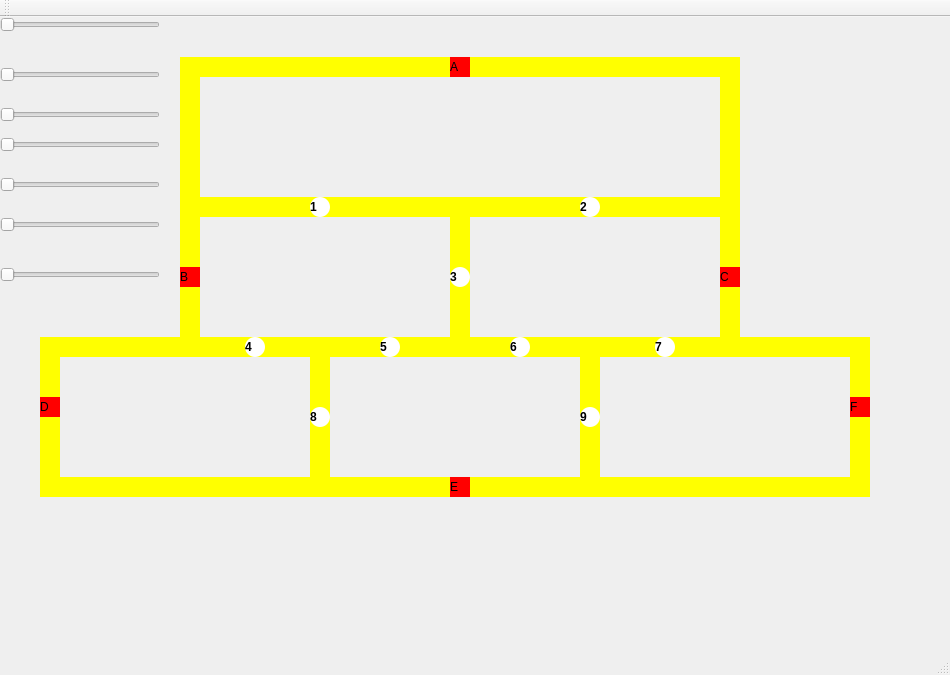
helena-varela/projeto-trem, file mainwindow.ui: the form before one commit.
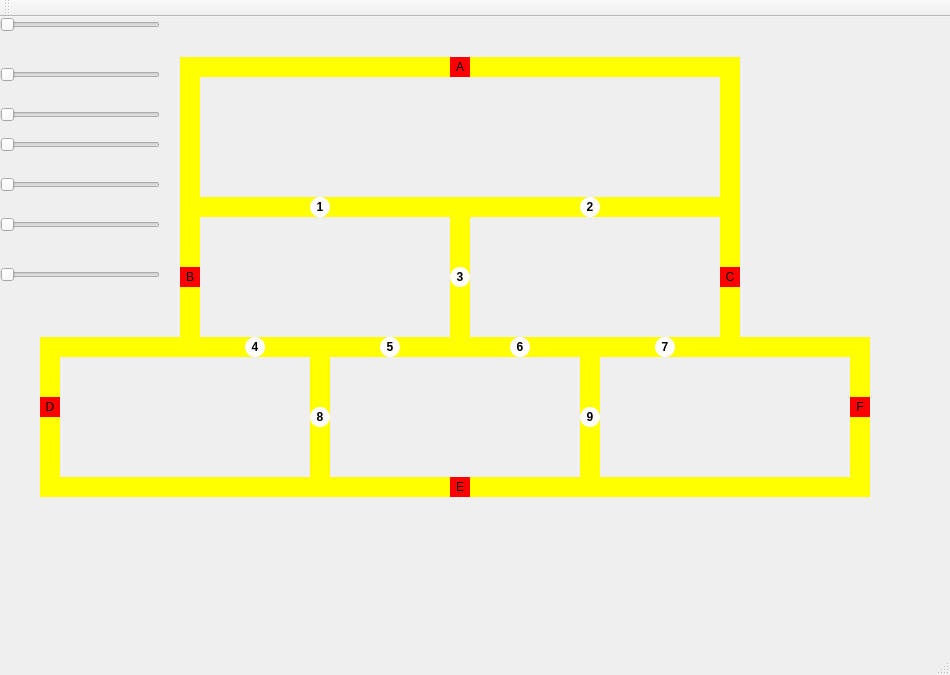
The form after the commit.

Commit message: fix: centralizando o nome dos trens e mutex ao centro

The edit to the form file:
```diff
--- a/mainwindow.ui
+++ b/mainwindow.ui
@@ -30,7 +30,10 @@
      <string>A</string>
     </property>
     <property name="textFormat">
-     <enum>Qt::PlainText</enum>
+     <enum>Qt::TextFormat::PlainText</enum>
+    </property>
+    <property name="alignment">
+     <set>Qt::AlignmentFlag::AlignCenter</set>
     </property>
    </widget>
    <widget class="QLabel" name="label_trem2">
@@ -48,6 +51,9 @@
     <property name="text">
      <string>B</string>
     </property>
+    <property name="alignment">
+     <set>Qt::AlignmentFlag::AlignCenter</set>
+    </property>
    </widget>
    <widget class="QLabel" name="label_trem3">
     <property name="geometry">
@@ -64,6 +70,9 @@
     <property name="text">
      <string>C</string>
     </property>
+    <property name="alignment">
+     <set>Qt::AlignmentFlag::AlignCenter</set>
+    </property>
    </widget>
    <widget class="QLabel" name="label_trem4">
     <property name="geometry">
@@ -80,6 +89,9 @@
     <property name="text">
      <string>D</string>
     </property>
+    <property name="alignment">
+     <set>Qt::AlignmentFlag::AlignCenter</set>
+    </property>
    </widget>
    <widget class="QLabel" name="label_trem5">
     <property name="geometry">
@@ -96,6 +108,9 @@
     <property name="text">
      <string>E</string>
     </property>
+    <property name="alignment">
+     <set>Qt::AlignmentFlag::AlignCenter</set>
+    </property>
    </widget>
    <widget class="QLabel" name="label_trem6">
     <property name="geometry">
@@ -112,6 +127,9 @@
     <property name="text">
      <string>F</string>
     </property>
+    <property name="alignment">
+     <set>Qt::AlignmentFlag::AlignCenter</set>
+    </property>
    </widget>
    <widget class="QLabel" name="label_trilho1">
     <property name="geometry">
@@ -421,6 +439,9 @@
     <property name="text">
      <string>1</string>
     </property>
+    <property name="alignment">
+     <set>Qt::AlignmentFlag::AlignCenter</set>
+    </property>
    </widget>
    <widget class="QLabel" name="label_trem2_3">
     <property name="geometry">
@@ -442,6 +463,9 @@
     <property name="text">
      <string>2</string>
     </property>
+    <property name="alignment">
+     <set>Qt::AlignmentFlag::AlignCenter</set>
+    </property>
    </widget>
    <widget class="QLabel" name="label_trem2_4">
     <property name="geometry">
@@ -463,6 +487,9 @@
     <property name="text">
      <string>3</string>
     </property>
+    <property name="alignment">
+     <set>Qt::AlignmentFlag::AlignCenter</set>
+    </property>
    </widget>
    <widget class="QLabel" name="label_trem2_5">
     <property name="geometry">
@@ -484,6 +511,9 @@
     <property name="text">
      <string>4</string>
     </property>
+    <property name="alignment">
+     <set>Qt::AlignmentFlag::AlignCenter</set>
+    </property>
    </widget>
    <widget class="QLabel" name="label_trem2_6">
     <property name="geometry">
@@ -505,6 +535,9 @@
     <property name="text">
      <string>5</string>
     </property>
+    <property name="alignment">
+     <set>Qt::AlignmentFlag::AlignCenter</set>
+    </property>
    </widget>
    <widget class="QLabel" name="label_trem2_7">
     <property name="geometry">
@@ -526,6 +559,9 @@
     <property name="text">
      <string>6</string>
     </property>
+    <property name="alignment">
+     <set>Qt::AlignmentFlag::AlignCenter</set>
+    </property>
    </widget>
    <widget class="QLabel" name="label_trem2_8">
     <property name="geometry">
@@ -547,6 +583,9 @@
     <property name="text">
      <string>7</string>
     </property>
+    <property name="alignment">
+     <set>Qt::AlignmentFlag::AlignCenter</set>
+    </property>
    </widget>
    <widget class="QLabel" name="label_trem2_9">
     <property name="geometry">
@@ -568,6 +607,9 @@
     <property name="text">
      <string>8</string>
     </property>
+    <property name="alignment">
+     <set>Qt::AlignmentFlag::AlignCenter</set>
+    </property>
    </widget>
    <widget class="QLabel" name="label_trem2_10">
     <property name="geometry">
@@ -589,6 +631,9 @@
     <property name="text">
      <string>9</string>
     </property>
+    <property name="alignment">
+     <set>Qt::AlignmentFlag::AlignCenter</set>
+    </property>
    </widget>
    <widget class="QSlider" name="slider_a">
     <property name="geometry">
```
Left out of the diff: 28 changed lines with no effect on the pictures.
